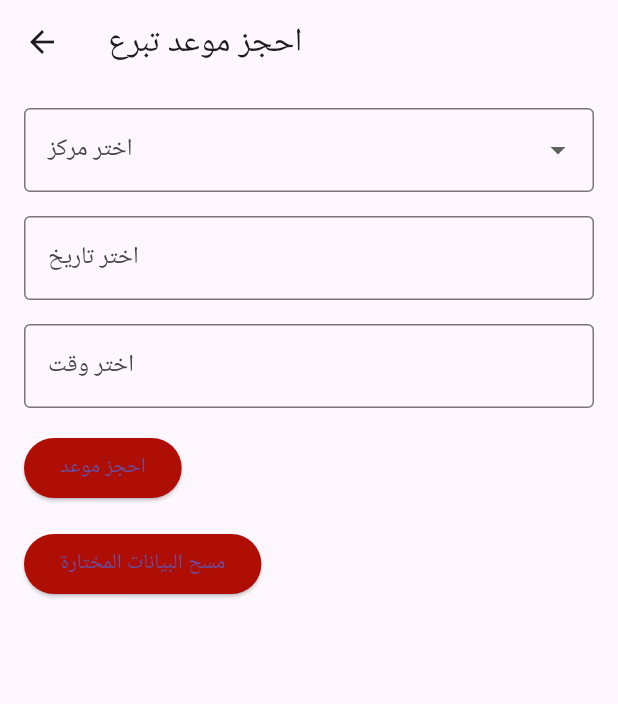
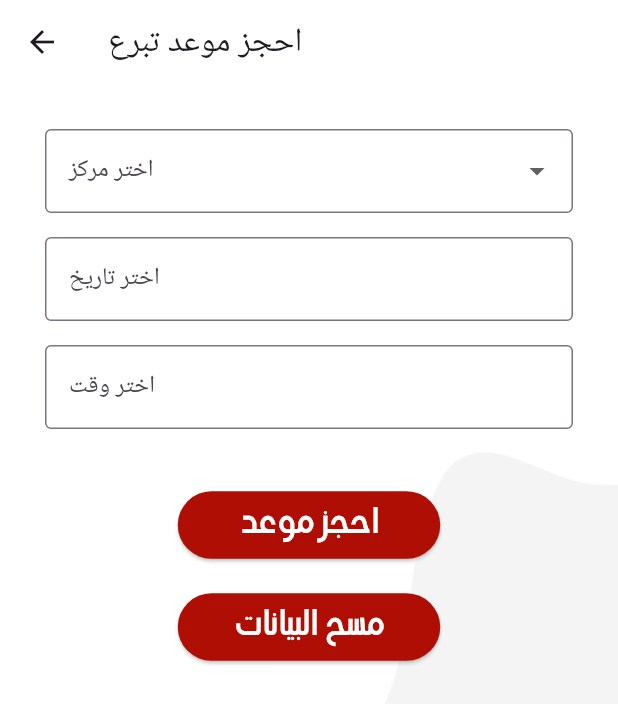
Before and after one commit to Kreatbox/iithar, a Flutter app: the AppointmentBookingScreen screen opened directly, on a phone screen of 412 x 824 dp. Shown: the top 704 px of the screen. Run offline on Flutter 3.47's test engine with Material 3 defaults, Android fonts, the phone set to English and light mode, and no system bars; our stand-ins replace cloud_firestore, firebase_auth, firebase_core, flutter_map, get, latlong2 and 3 more; accounts and stored records are empty.

Commit message:
تنسيق واجهة حجز موعد

```diff
--- a/lib/main.dart
+++ b/lib/main.dart
@@ -2,6 +2,7 @@ import 'package:flutter/cupertino.dart';
 import 'package:flutter/material.dart';
 import 'package:firebase_core/firebase_core.dart';
 import 'package:iithar/navigation_menu.dart';
+import 'package:iithar/screens/appointment_booking.dart';
 import 'package:iithar/screens/donation_form.dart';
 import 'package:iithar/screens/notification_screen.dart';
 import 'package:iithar/screens/publish_reguest.dart';
@@ -82,6 +83,7 @@ class MyApp extends StatelessWidget {
         // Pass current user to UserDataScreen
         '/map': (context) => MapScreen(),
         '/onboarding': (context) => const Onboarding(),
+        '/appointment' : (context) => AppointmentBookingScreen()
 
       },
     );
--- a/lib/screens/appointment_booking.dart
+++ b/lib/screens/appointment_booking.dart
@@ -32,6 +32,7 @@ class _AppointmentBookingScreenState extends State<AppointmentBookingScreen> {
             primaryColor: Color(0xFFAE0E03), // لون النص والرمز للعنوان
             colorScheme: ColorScheme.light(primary: Color(0xFFAE0E03)), // لون الأيقونات
             buttonTheme: ButtonThemeData(textTheme: ButtonTextTheme.primary), // لون النص للأزرار
+
           ),
           child: child!,
         );
@@ -75,15 +76,30 @@ class _AppointmentBookingScreenState extends State<AppointmentBookingScreen> {
   @override
   Widget build(BuildContext context) {
     return Scaffold(
+      backgroundColor: Colors.white,
+
       appBar: AppBar(
         title: Text('احجز موعد تبرع'),
+          backgroundColor: Colors.white,
       ),
-      body: Padding(
-        padding: const EdgeInsets.all(16.0),
-        child: Column(
-          crossAxisAlignment: CrossAxisAlignment.start,
+      body:
+      Stack(children: [
+        Image.asset(
+        'assets/Images/Vector.png',
+        fit: BoxFit.cover,
+        width: double.infinity,
+        height: double.infinity,
+      ),
+
+        Padding(padding: const EdgeInsets.all(30.0),
+         child :Column(
+          crossAxisAlignment: CrossAxisAlignment.center,
           children: [
+
             DropdownButtonFormField(
+              alignment: AlignmentDirectional.topEnd,
+              borderRadius: BorderRadius.circular(30),
+              dropdownColor: Colors.white,
               decoration: InputDecoration(
                 labelText: 'اختر مركز',
                 border: OutlineInputBorder(),
@@ -96,6 +112,7 @@ class _AppointmentBookingScreenState extends State<AppointmentBookingScreen> {
               },
               items: _centers.map((center) {
                 return DropdownMenuItem(
+                  alignment: AlignmentDirectional.topEnd,
                   value: center,
                   child: Text(center),
                 );
@@ -121,6 +138,7 @@ class _AppointmentBookingScreenState extends State<AppointmentBookingScreen> {
               decoration: InputDecoration(
                 labelText: 'اختر وقت',
                 border: OutlineInputBorder(),
+
               ),
               onTap: () => _selectTime(context),
               controller: TextEditingController(
@@ -129,11 +147,15 @@ class _AppointmentBookingScreenState extends State<AppointmentBookingScreen> {
                     : _selectedTime!.format(context),
               ),
             ),
-            SizedBox(height: 16),
+            SizedBox(height: 40),
             ElevatedButton(
               style: ElevatedButton.styleFrom(
-                backgroundColor: Color(0xFFAE0E03),
-              ),
+                  fixedSize: Size(175, 45),
+                  backgroundColor: const Color(0xFFAE0E03),
+                  padding: const EdgeInsets.only(
+                      right: 25.0, left: 25.0, top: 5.0, bottom: 1.0),
+                  alignment: Alignment.center),
+
               onPressed: () {
                 if (_selectedCenter != null && _selectedDate != null && _selectedTime != null) {
                   showDialog(
@@ -161,18 +183,33 @@ class _AppointmentBookingScreenState extends State<AppointmentBookingScreen> {
                   );
                 }
               },
-              child: Text('احجز موعد'),
-            ),
-            SizedBox(height: 16),
+                child: Text(
+                  'احجز موعد',
+                  textAlign: TextAlign.center,
+                  style: TextStyle(
+                      fontFamily: 'HSI', fontSize: 25, color: Colors.white),
+                )),
+        const SizedBox(height: 20),
+
+
             ElevatedButton(
-              style: ElevatedButton.styleFrom(
-                backgroundColor:Color(0xFFAE0E03),
-              ),
+                style: ElevatedButton.styleFrom(fixedSize: Size(175, 45),
+                    backgroundColor: const Color(0xFFAE0E03),
+                    padding: const EdgeInsets.only(
+                        right: 25.0, left: 25.0, top: 5.0, bottom: 1.0),
+                    alignment: Alignment.center),
               onPressed: _resetSelections,
-              child: Text('مسح البيانات المختارة'),
-            ),
+                child: Text(
+                  'مسح البيانات ',
+                  textAlign: TextAlign.center,
+                  style: TextStyle(
+                      fontFamily: 'HSI', fontSize: 25, color: Colors.white),
+                )),
+        const SizedBox(height: 20),
+
           ],
-        ),
+         ), ),
+            ]
       ),
     );
   }
--- a/pubspec.yaml
+++ b/pubspec.yaml
@@ -75,6 +75,7 @@ flutter:
     - assets/icons/icon1.png
     - assets/icons/icon2.png
     - assets/icons/icons8-notification-64.png
+    - assets/Images/Vector.png
 
 
 
```
Also changed, not shown: pubspec.lock.
